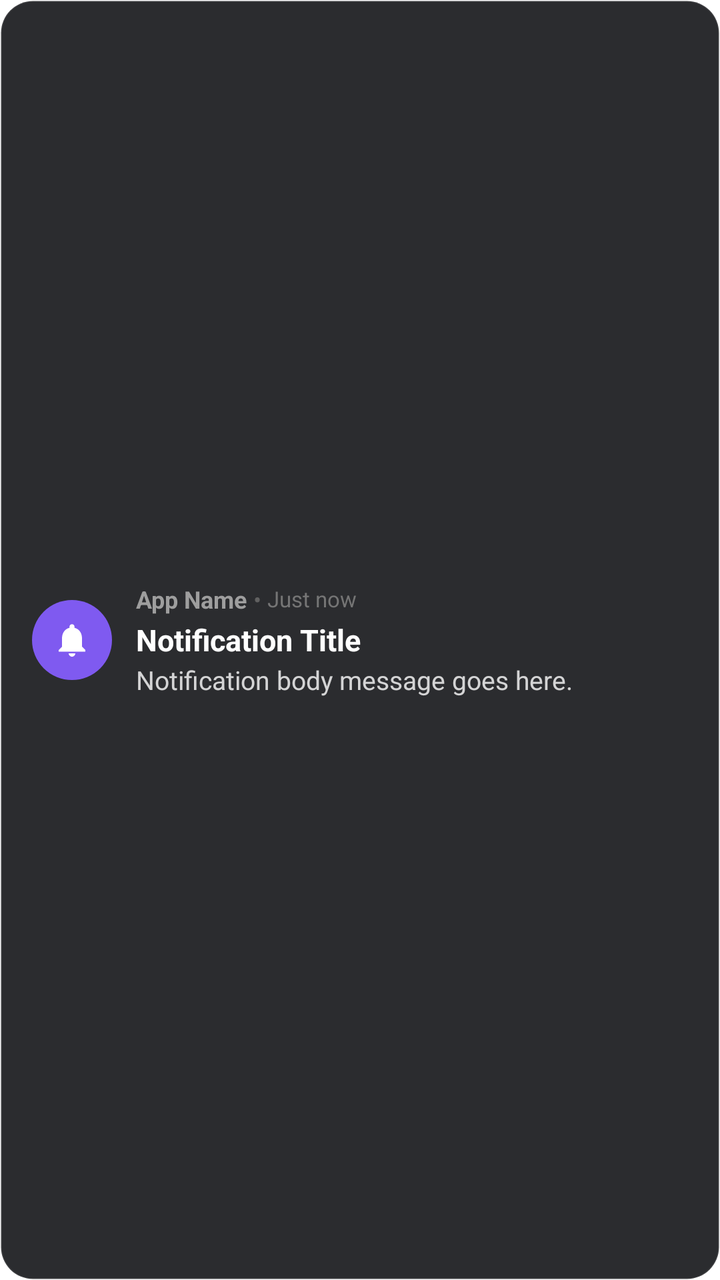
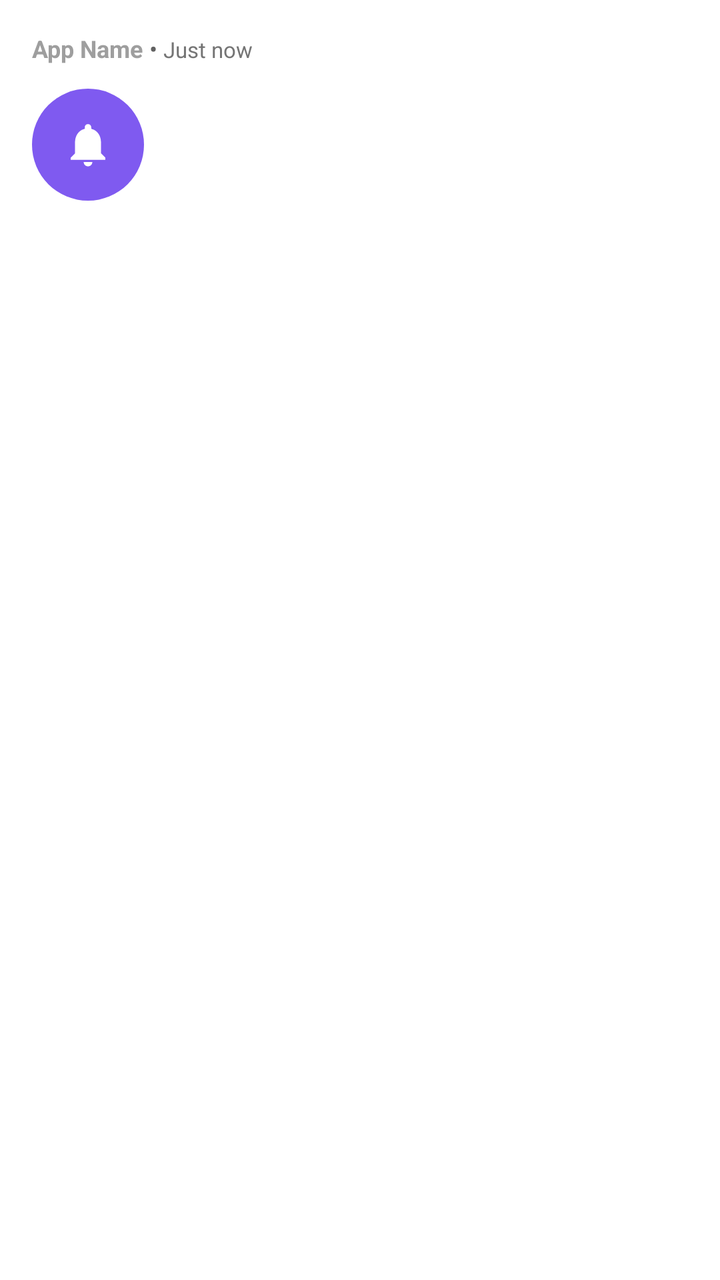

Compare the two renders of this Android layout. The source of the first and the diff that turns it into the second are given below.
<!-- AndroidManifest.xml: fallback theme Theme.MaterialComponents.DayNight.NoActionBar -->
<!-- res/layout/notification_overlay_layout.xml -->
<?xml version="1.0" encoding="utf-8"?>
<LinearLayout xmlns:android="http://schemas.android.com/apk/res/android"
    android:layout_width="340dp"
    android:layout_height="wrap_content"
    android:orientation="horizontal"
    android:background="@drawable/overlay_background"
    android:padding="16dp"
    android:gravity="center_vertical"
    android:elevation="8dp">

    
    <FrameLayout
        android:layout_width="40dp"
        android:layout_height="40dp"
        android:layout_marginEnd="12dp">
        
        
        <ImageView
            android:id="@+id/appIconImage"
            android:layout_width="40dp"
            android:layout_height="40dp"
            android:scaleType="centerCrop"
            android:background="@drawable/fallback_icon_bg"
            android:clipToOutline="true"
            android:visibility="gone" />

        
        <FrameLayout
            android:id="@+id/fallbackIndicator"
            android:layout_width="40dp"
            android:layout_height="40dp"
            android:background="@drawable/fallback_icon_bg"
            android:visibility="visible">
            
            <ImageView
                android:layout_width="20dp"
                android:layout_height="20dp"
                android:layout_gravity="center"
                android:src="@drawable/ic_notification_bell"
                android:tint="#FFFFFFFF" />
        </FrameLayout>
    </FrameLayout>

    
    <LinearLayout
        android:layout_width="0dp"
        android:layout_height="wrap_content"
        android:layout_weight="1"
        android:orientation="vertical">

        
        <LinearLayout
            android:layout_width="match_parent"
            android:layout_height="wrap_content"
            android:orientation="horizontal"
            android:gravity="center_vertical">

            <TextView
                android:id="@+id/appNameText"
                android:layout_width="wrap_content"
                android:layout_height="wrap_content"
                android:text="App Name"
                android:textColor="#9E9E9E"
                android:textSize="12sp"
                android:textStyle="bold" />

            <TextView
                android:layout_width="wrap_content"
                android:layout_height="wrap_content"
                android:text=" • "
                android:textColor="#616161"
                android:textSize="12sp" />

            <TextView
                android:id="@+id/timeText"
                android:layout_width="wrap_content"
                android:layout_height="wrap_content"
                android:text="Just now"
                android:textColor="#757575"
                android:textSize="11sp" />
        </LinearLayout>

        
        <TextView
            android:id="@+id/titleText"
            android:layout_width="match_parent"
            android:layout_height="wrap_content"
            android:layout_marginTop="2dp"
            android:text="Notification Title"
            android:textColor="#FFFFFFFF"
            android:textSize="15sp"
            android:textStyle="bold"
            android:maxLines="1"
            android:ellipsize="end" />

        
        <TextView
            android:id="@+id/bodyText"
            android:layout_width="match_parent"
            android:layout_height="wrap_content"
            android:layout_marginTop="1dp"
            android:text="Notification body message goes here."
            android:textColor="#CCFFFFFF"
            android:textSize="13sp"
            android:maxLines="2"
            android:ellipsize="end" />
    </LinearLayout>
</LinearLayout>
<!-- resources referenced by this layout -->
<resources>
  <!-- drawable fallback_icon_bg (drawable) -->
  <?xml version="1.0" encoding="utf-8"?>
  <shape xmlns:android="http://schemas.android.com/apk/res/android"
      android:shape="oval">
      <solid android:color="#FF7F5AF0" />
  </shape>
  <!-- drawable ic_notification_bell (drawable) -->
  <vector xmlns:android="http://schemas.android.com/apk/res/android"
      android:width="24dp"
      android:height="24dp"
      android:viewportWidth="24"
      android:viewportHeight="24">
    <path
        android:fillColor="#FFFFFFFF"
        android:pathData="M12,22c1.1,0 2,-0.9 2,-2h-4c0,1.1 0.9,2 2,2zM18,16v-5c0,-3.07 -1.63,-5.64 -4.5,-6.32V4c0,-0.83 -0.67,-1.5 -1.5,-1.5s-1.5,0.67 -1.5,1.5v0.68C7.64,5.36 6,7.92 6,11v5l-2,2v1h16v-1l-2,-2z"/>
  </vector>
  <!-- drawable overlay_background (drawable) -->
  <?xml version="1.0" encoding="utf-8"?>
  <shape xmlns:android="http://schemas.android.com/apk/res/android"
      android:shape="rectangle">
      <solid android:color="#F2202124" /> 
      <corners android:radius="16dp" />
      <stroke
          android:width="1dp"
          android:color="#1AFFFFFF" /> 
  </shape>
</resources>

<!-- the commit's change to res/layout/notification_overlay_layout.xml (unified diff, before → after) -->
@@ -1,68 +1,33 @@
 <?xml version="1.0" encoding="utf-8"?>
 <LinearLayout xmlns:android="http://schemas.android.com/apk/res/android"
-    android:layout_width="340dp"
+    android:id="@+id/overlayRoot"
+    android:layout_width="360dp"
     android:layout_height="wrap_content"
-    android:orientation="horizontal"
-    android:background="@drawable/overlay_background"
+    android:orientation="vertical"
     android:padding="16dp"
-    android:gravity="center_vertical"
     android:elevation="8dp">
 
     
-    <FrameLayout
-        android:layout_width="40dp"
-        android:layout_height="40dp"
-        android:layout_marginEnd="12dp">
-        
-        
-        <ImageView
-            android:id="@+id/appIconImage"
-            android:layout_width="40dp"
-            android:layout_height="40dp"
-            android:scaleType="centerCrop"
-            android:background="@drawable/fallback_icon_bg"
-            android:clipToOutline="true"
-            android:visibility="gone" />
+    <LinearLayout
+        android:layout_width="match_parent"
+        android:layout_height="wrap_content"
+        android:orientation="horizontal"
+        android:gravity="center_vertical">
 
-        
-        <FrameLayout
-            android:id="@+id/fallbackIndicator"
-            android:layout_width="40dp"
-            android:layout_height="40dp"
-            android:background="@drawable/fallback_icon_bg"
-            android:visibility="visible">
-            
-            <ImageView
-                android:layout_width="20dp"
-                android:layout_height="20dp"
-                android:layout_gravity="center"
-                android:src="@drawable/ic_notification_bell"
-                android:tint="#FFFFFFFF" />
-        </FrameLayout>
-    </FrameLayout>
+        <TextView
+            android:id="@+id/appNameText"
+            android:layout_width="wrap_content"
+            android:layout_height="wrap_content"
+            android:text="App Name"
+            android:textColor="#9E9E9E"
+            android:textSize="12sp"
+            android:textStyle="bold" />
 
-    
-    <LinearLayout
-        android:layout_width="0dp"
-        android:layout_height="wrap_content"
-        android:layout_weight="1"
-        android:orientation="vertical">
-
-        
         <LinearLayout
-            android:layout_width="match_parent"
+            android:id="@+id/timeGroup"
+            android:layout_width="wrap_content"
             android:layout_height="wrap_content"
-            android:orientation="horizontal"
-            android:gravity="center_vertical">
-
-            <TextView
-                android:id="@+id/appNameText"
-                android:layout_width="wrap_content"
-                android:layout_height="wrap_content"
-                android:text="App Name"
-                android:textColor="#9E9E9E"
-                android:textSize="12sp"
-                android:textStyle="bold" />
+            android:orientation="horizontal">
 
             <TextView
                 android:layout_width="wrap_content"
@@ -79,30 +44,125 @@
                 android:textColor="#757575"
                 android:textSize="11sp" />
         </LinearLayout>
+    </LinearLayout>
 
-        
+    
+    <LinearLayout
+        android:layout_width="match_parent"
+        android:layout_height="wrap_content"
+        android:layout_marginTop="12dp"
+        android:orientation="horizontal"
+        android:gravity="center_vertical">
+
+        <FrameLayout
+            android:layout_width="56dp"
+            android:layout_height="56dp">
+
+            <ImageView
+                android:id="@+id/appIconImage"
+                android:layout_width="56dp"
+                android:layout_height="56dp"
+                android:scaleType="centerCrop"
+                android:background="@drawable/fallback_icon_bg"
+                android:clipToOutline="true"
+                android:visibility="gone" />
+
+            <FrameLayout
+                android:id="@+id/fallbackIndicator"
+                android:layout_width="56dp"
+                android:layout_height="56dp"
+                android:background="@drawable/fallback_icon_bg"
+                android:visibility="visible">
+
+                <ImageView
+                    android:id="@+id/fallbackGlyph"
+                    android:layout_width="26dp"
+                    android:layout_height="26dp"
+                    android:layout_gravity="center"
+                    android:src="@drawable/ic_notification_bell"
+                    android:tint="#FFFFFFFF" />
+            </FrameLayout>
+        </FrameLayout>
+
+        <LinearLayout
+            android:layout_width="0dp"
+            android:layout_height="wrap_content"
+            android:layout_weight="1"
+            android:layout_marginStart="12dp"
+            android:orientation="vertical">
+
+            <TextView
+                android:id="@+id/titleText"
+                android:layout_width="match_parent"
+                android:layout_height="wrap_content"
+                android:text="Notification Title"
+                android:textColor="#FFFFFFFF"
+                android:textSize="16sp"
+                android:textStyle="bold"
+                android:maxLines="1"
+                android:ellipsize="end" />
+
+            <TextView
+                android:id="@+id/bodyText"
+                android:layout_width="match_parent"
+                android:layout_height="wrap_content"
+                android:layout_marginTop="2dp"
+                android:text="Notification body message goes here."
+                android:textColor="#CCFFFFFF"
+                android:textSize="13sp"
+                android:maxLines="2"
+                android:ellipsize="end" />
+        </LinearLayout>
+    </LinearLayout>
+
+    
+    <LinearLayout
+        android:id="@+id/actionRow"
+        android:layout_width="match_parent"
+        android:layout_height="wrap_content"
+        android:layout_marginTop="14dp"
+        android:orientation="horizontal"
+        android:visibility="gone">
+
+        <Button
+            android:id="@+id/primaryActionButton"
+            android:layout_width="0dp"
+            android:layout_height="wrap_content"
+            android:layout_weight="1"
+            android:layout_marginEnd="8dp"
+            android:text="Accept" />
+
+        <Button
+            android:id="@+id/secondaryActionButton"
+            android:layout_width="0dp"
+            android:layout_height="wrap_content"
+            android:layout_weight="1"
+            android:text="Decline" />
+    </LinearLayout>
+
+    
+    <LinearLayout
+        android:id="@+id/remoteHintRow"
+        android:layout_width="match_parent"
+        android:layout_height="wrap_content"
+        android:layout_marginTop="8dp"
+        android:orientation="horizontal"
+        android:gravity="center"
+        android:visibility="gone">
+
         <TextView
-            android:id="@+id/titleText"
-            android:layout_width="match_parent"
+            android:layout_width="wrap_content"
             android:layout_height="wrap_content"
-            android:layout_marginTop="2dp"
-            android:text="Notification Title"
-            android:textColor="#FFFFFFFF"
-            android:textSize="15sp"
-            android:textStyle="bold"
-            android:maxLines="1"
-            android:ellipsize="end" />
+            android:layout_marginEnd="16dp"
+            android:text="⌨ TO CLOSE"
+            android:textColor="#757575"
+            android:textSize="11sp" />
 
-        
         <TextView
-            android:id="@+id/bodyText"
-            android:layout_width="match_parent"
+            android:layout_width="wrap_content"
             android:layout_height="wrap_content"
-            android:layout_marginTop="1dp"
-            android:text="Notification body message goes here."
-            android:textColor="#CCFFFFFF"
-            android:textSize="13sp"
-            android:maxLines="2"
-            android:ellipsize="end" />
+            android:text="⌨ TO VIEW"
+            android:textColor="#757575"
+            android:textSize="11sp" />
     </LinearLayout>
 </LinearLayout>
<!-- resource entries referenced after the edit -->
@@ -16,15 +16,5 @@
         android:fillColor="#FFFFFFFF"
         android:pathData="M12,22c1.1,0 2,-0.9 2,-2h-4c0,1.1 0.9,2 2,2zM18,16v-5c0,-3.07 -1.63,-5.64 -4.5,-6.32V4c0,-0.83 -0.67,-1.5 -1.5,-1.5s-1.5,0.67 -1.5,1.5v0.68C7.64,5.36 6,7.92 6,11v5l-2,2v1h16v-1l-2,-2z"/>
   </vector>
-  <!-- drawable overlay_background (drawable) -->
-  <?xml version="1.0" encoding="utf-8"?>
-  <shape xmlns:android="http://schemas.android.com/apk/res/android"
-      android:shape="rectangle">
-      <solid android:color="#F2202124" /> 
-      <corners android:radius="16dp" />
-      <stroke
-          android:width="1dp"
-          android:color="#1AFFFFFF" /> 
-  </shape>
 </resources>
 
